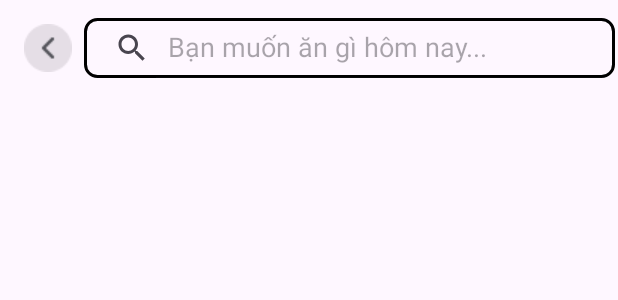
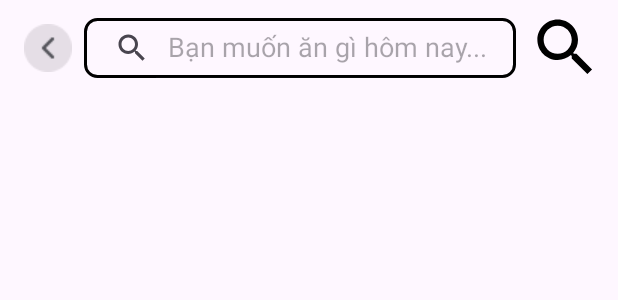
Before and after one commit to Mobile-Internship-2023-Org/Mobile-Internship-2023-Repo-FE, an Android app: the layout activity_tim_kiem.xml on its own in the app's theme, with its tools: preview values and no code run, on a phone screen of 412 x 824 dp. Shown: the top 300 px of the screen. Run offline under Robolectric (Android 15) with nearby library versions, the phone set to English and light mode, and no system bars.

Commit message:
tìm kiếm

```diff
--- a/app/src/main/java/com/example/foody_app/adapter/FoodAdapter2.java
+++ b/app/src/main/java/com/example/foody_app/adapter/FoodAdapter2.java
@@ -56,7 +56,11 @@ public class FoodAdapter2 extends RecyclerView.Adapter<FoodAdapter2.ViewHolder>
         }
         return 0;
     }
-
+    public void updateList(List<FoodModel> newList) {
+        mList.clear();
+        mList.addAll(newList);
+        notifyDataSetChanged();
+    }
     public static class ViewHolder extends RecyclerView.ViewHolder {
         TextView tvTen, tvGia;
         ImageView mImageView;
--- a/app/src/main/java/com/example/foody_app/utils/APIInterface.java
+++ b/app/src/main/java/com/example/foody_app/utils/APIInterface.java
@@ -23,6 +23,7 @@ import retrofit2.http.GET;
 import retrofit2.http.POST;
 import retrofit2.http.Part;
 import retrofit2.http.Path;
+import retrofit2.http.Query;
 
 public interface APIInterface {
     //lấy dữ liệu món ăn
@@ -47,6 +48,9 @@ public interface APIInterface {
             @Part("giaGiam") RequestBody giaGiam,
             @Part("idTheLoai") RequestBody idTheLoai
     );
+    // Tìm kiếm tên món ăn
+    @GET("/search")
+    Call<List<FoodModel>> getFoodByNameRegex(@Query("ten") String searchTerm);
 
     // lấy thông tin nhà hàng
     @GET("/nhahang")
--- /dev/null
+++ b/app/src/main/res/drawable/search_24.xml
@@ -0,0 +1,5 @@
+<vector android:height="24dp" android:tint="#000000"
+    android:viewportHeight="24" android:viewportWidth="24"
+    android:width="24dp" xmlns:android="http://schemas.android.com/apk/res/android">
+    <path android:fillColor="@android:color/white" android:pathData="M15.5,14h-0.79l-0.28,-0.27C15.41,12.59 16,11.11 16,9.5 16,5.91 13.09,3 9.5,3S3,5.91 3,9.5 5.91,16 9.5,16c1.61,0 3.09,-0.59 4.23,-1.57l0.27,0.28v0.79l5,4.99L20.49,19l-4.99,-5zM9.5,14C7.01,14 5,11.99 5,9.5S7.01,5 9.5,5 14,7.01 14,9.5 11.99,14 9.5,14z"/>
+</vector>
--- a/app/src/main/res/layout/activity_tim_kiem.xml
+++ b/app/src/main/res/layout/activity_tim_kiem.xml
@@ -6,29 +6,34 @@
     android:layout_height="match_parent"
     android:orientation="vertical"
     tools:context=".activities.TimKiemActivity">
+
+
     <androidx.appcompat.widget.Toolbar
         android:layout_width="match_parent"
         android:layout_height="wrap_content">
+
         <LinearLayout
             android:layout_width="match_parent"
             android:layout_height="match_parent"
             android:orientation="horizontal">
+
             <ImageView
                 android:id="@+id/btnBack"
-            android:layout_width="32dp"
+                android:layout_width="wrap_content"
                 android:layout_height="32dp"
+                android:layout_gravity="center"
                 android:src="@drawable/backphap"
                 app:layout_constraintEnd_toStartOf="@+id/searchView"
                 app:layout_constraintHorizontal_bias="0.615"
                 app:layout_constraintStart_toStartOf="parent"
-            android:layout_gravity="center"
                 tools:layout_editor_absoluteY="16dp" />
 
             <androidx.appcompat.widget.SearchView
                 android:id="@+id/searchView"
-            android:layout_width="354dp"
+                android:layout_width="288dp"
                 android:layout_height="40dp"
                 android:layout_margin="8dp"
+                android:layout_marginStart="10dp"
                 android:background="@drawable/search_view_bg"
                 app:iconifiedByDefault="false"
                 app:layout_constraintBottom_toBottomOf="parent"
@@ -37,21 +42,35 @@
                 app:layout_constraintStart_toStartOf="parent"
                 app:layout_constraintTop_toTopOf="parent"
                 app:layout_constraintVertical_bias="0.004"
-            android:layout_marginStart="10dp"
-            app:queryHint="Bạn muốn ăn gì hôm nay..." />
+                app:queryHint="Bạn muốn ăn gì hôm nay...">
+
+
+            </androidx.appcompat.widget.SearchView>
+
+            <ImageView
+                android:id="@+id/btnSearch"
+                android:layout_width="50dp"
+                android:layout_height="50dp"
+                android:layout_gravity="center"
+                android:src="@drawable/search_24"
+                app:layout_constraintEnd_toStartOf="@+id/searchView"
+                app:layout_constraintHorizontal_bias="1"
+                app:layout_constraintStart_toStartOf="parent"
+                tools:layout_editor_absoluteY="16dp" />
+
+
         </LinearLayout>
+
 
     </androidx.appcompat.widget.Toolbar>
 
     <androidx.recyclerview.widget.RecyclerView
         android:id="@+id/recyclerView"
         android:layout_width="match_parent"
-        android:layout_height="match_parent"
-        android:numColumns="2"
+        android:layout_height="668dp"
         app:layout_constraintBottom_toBottomOf="parent"
         app:layout_constraintStart_toStartOf="parent"
-        app:layout_constraintTop_toBottomOf="@+id/searchView">
-    </androidx.recyclerview.widget.RecyclerView>
+        app:layout_constraintTop_toBottomOf="@+id/searchView"/>
 
 
 </LinearLayout>
```
Also changed, not shown: app/src/main/java/com/example/foody_app/activities/TimKiemActivity.java (+72 -25 lines). Lines whose indentation alone changed are shown as unchanged.
